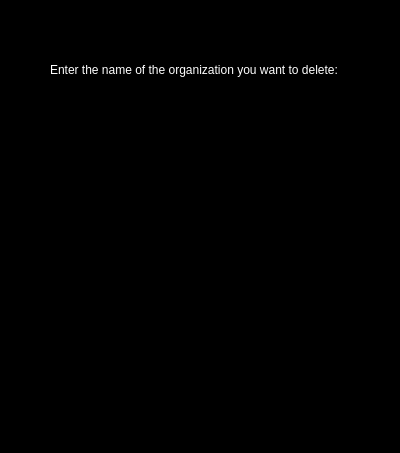
This is entrance_organ/removing_organization.ui in Shayanrava/APproject as Qt 5 draws it before an edit. The edited form follows.
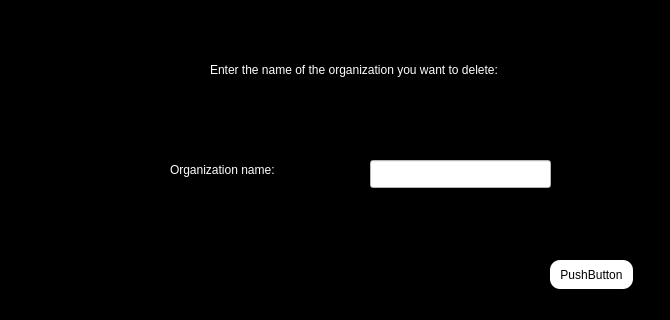
This is the edited form.

Commit message: ui styles completed

The edit to the form file:
```diff
--- a/entrance_organ/removing_organization.ui
+++ b/entrance_organ/removing_organization.ui
@@ -6,8 +6,8 @@
    <rect>
     <x>0</x>
     <y>0</y>
-    <width>400</width>
-    <height>453</height>
+    <width>670</width>
+    <height>320</height>
    </rect>
   </property>
   <property name="windowTitle">
@@ -22,7 +22,7 @@
   <widget class="QLabel" name="remov_label">
    <property name="geometry">
     <rect>
-     <x>50</x>
+     <x>210</x>
      <y>60</y>
      <width>361</width>
      <height>20</height>
@@ -38,6 +38,66 @@
     <string>Enter the name of the organization you want to delete:</string>
    </property>
   </widget>
+  <widget class="QLineEdit" name="led_remove">
+   <property name="geometry">
+    <rect>
+     <x>370</x>
+     <y>160</y>
+     <width>181</width>
+     <height>28</height>
+    </rect>
+   </property>
+   <property name="styleSheet">
+    <string notr="true">#led_remove
+{
+background-color:white;
+}</string>
+   </property>
+  </widget>
+  <widget class="QPushButton" name="pbn_remove">
+   <property name="geometry">
+    <rect>
+     <x>550</x>
+     <y>260</y>
+     <width>83</width>
+     <height>29</height>
+    </rect>
+   </property>
+   <property name="styleSheet">
+    <string notr="true">#pbn_remove:hover
+{
+background-color:white;
+order:1px solidgreen; 
+}
+#pbn_remove
+{
+background-color:white;
+border-radius:10px;
+}</string>
+   </property>
+   <property name="text">
+    <string>PushButton</string>
+   </property>
+  </widget>
+  <widget class="QLabel" name="labe_remove_name">
+   <property name="geometry">
+    <rect>
+     <x>170</x>
+     <y>160</y>
+     <width>131</width>
+     <height>20</height>
+    </rect>
+   </property>
+   <property name="styleSheet">
+    <string notr="true">#labe_remove_name
+{
+color:white;
+}</string>
+   </property>
+   <property name="text">
+    <string>Organization name:</string>
+   </property>
+  </widget>
  </widget>
  <resources/>
  <connections/>
```
The commit also changes 12 other files.
